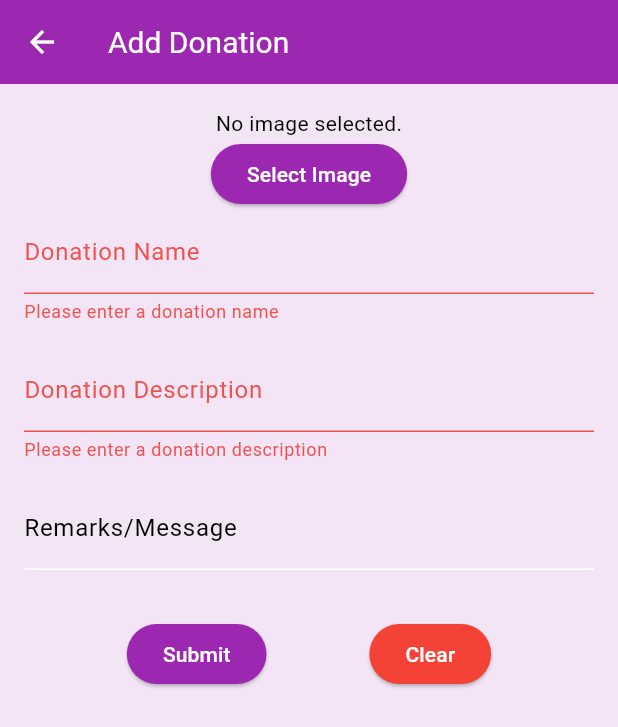
After one commit to ICS-CMSC-23/Elbi-Donation-System, a Flutter app: the AddDonation screen opened by its route, after a tap on "Submit", on a phone screen of 412 x 824 dp. The commit adds this screen. Shown: the top 727 px of the screen. Run offline on Flutter 3.47's test engine with Material 3 defaults, Android fonts, the phone set to English and light mode, and no system bars; our stand-ins replace cloud_firestore, firebase_auth, firebase_core, image_picker; accounts and stored records are empty.

Commit message:
feat: add donation page

```diff
--- a/lib/main.dart
+++ b/lib/main.dart
@@ -7,6 +7,7 @@ import 'package:elbi_donation_system/providers/donation_provider.dart';
 import 'package:elbi_donation_system/providers/theme_provider.dart';
 import 'package:elbi_donation_system/providers/user_list_provider.dart';
 import 'package:elbi_donation_system/providers/user_provider.dart';
+import 'package:elbi_donation_system/screens/add_donation.dart';
 import 'package:elbi_donation_system/screens/admin_home_page.dart';
 import 'package:elbi_donation_system/screens/donation_drive_list_page.dart';
 import 'package:elbi_donation_system/screens/donor_home_page.dart';
@@ -29,7 +30,7 @@ import 'package:flutter/material.dart';
 import "package:provider/provider.dart";
 import 'package:firebase_core/firebase_core.dart';
 import 'firebase_options.dart';
-import 'screens/add_donation.dart';
+import 'screens/add_donation_drive.dart';
 
 // necessary packages for firebase integration
 // flutter pub add firebase_core
@@ -86,7 +87,8 @@ class MyApp extends StatelessWidget {
         '/donor-list-page': (context) => const DonorListPage(),
         '/donation-list-page': (context) => const DonationListPage(),
         '/donation-drive-list-page': (context) => const DonationDriveListPage(),
-        '/add-donation-drive': (context) => AddDonationDrive()
+        '/add-donation-drive': (context) => AddDonationDrive(),
+        '/add-donation': (context) => AddDonation()
       },
     );
   }
--- /dev/null
+++ b/lib/screens/add_donation.dart
@@ -0,0 +1,118 @@
+import 'package:flutter/material.dart';
+import 'package:image_picker/image_picker.dart';
+import 'dart:io';
+
+class AddDonation extends StatefulWidget {
+  @override
+  _AddDonationState createState() => _AddDonationState();
+}
+
+class _AddDonationState extends State<AddDonation> {
+  final _formKey = GlobalKey<FormState>();
+  final _nameController = TextEditingController();
+  final _descriptionController = TextEditingController();
+  final _remarksController = TextEditingController();
+  File? _image;
+
+  Future<void> _pickImage() async {
+    final picker = ImagePicker();
+    final pickedFile = await picker.pickImage(source: ImageSource.gallery);
+    setState(() {
+      if (pickedFile != null) {
+        _image = File(pickedFile.path);
+      } else {
+        print('No image selected.');
+      }
+    });
+  }
+
+  void _clearForm() {
+    _formKey.currentState?.reset();
+    _nameController.clear();
+    _descriptionController.clear();
+    _remarksController.clear();
+    setState(() {
+      _image = null;
+    });
+  }
+
+  void _submitForm() {
+    if (_formKey.currentState!.validate()) {
+      ScaffoldMessenger.of(context)
+          .showSnackBar(const SnackBar(content: Text('Donation Submitted')));
+      _clearForm();
+    }
+  }
+
+  @override
+  Widget build(BuildContext context) {
+    return Scaffold(
+      appBar: AppBar(
+        title: const Text('Add Donation'),
+      ),
+      body: Padding(
+        padding: const EdgeInsets.all(16.0),
+        child: Form(
+          key: _formKey,
+          child: SingleChildScrollView(
+            child: Column(
+              children: <Widget>[
+                _image == null
+                    ? const Text('No image selected.')
+                    : Image.file(_image!, height: 200),
+                ElevatedButton(
+                  onPressed: _pickImage,
+                  child: const Text('Select Image'),
+                ),
+                TextFormField(
+                  controller: _nameController,
+                  decoration: const InputDecoration(labelText: 'Donation Name'),
+                  validator: (value) {
+                    if (value!.isEmpty) {
+                      return 'Please enter a donation name';
+                    }
+                    return null;
+                  },
+                ),
+                const SizedBox(height: 16.0),
+                TextFormField(
+                  controller: _descriptionController,
+                  decoration:
+                      const InputDecoration(labelText: 'Donation Description'),
+                  validator: (value) {
+                    if (value!.isEmpty) {
+                      return 'Please enter a donation description';
+                    }
+                    return null;
+                  },
+                ),
+                const SizedBox(height: 16.0),
+                TextFormField(
+                  controller: _remarksController,
+                  decoration:
+                      const InputDecoration(labelText: 'Remarks/Message'),
+                ),
+                const SizedBox(height: 32.0),
+                Row(
+                  mainAxisAlignment: MainAxisAlignment.spaceEvenly,
+                  children: <Widget>[
+                    ElevatedButton(
+                      onPressed: _submitForm,
+                      child: const Text('Submit'),
+                    ),
+                    ElevatedButton(
+                      onPressed: _clearForm,
+                      style:
+                          ElevatedButton.styleFrom(backgroundColor: Colors.red),
+                      child: const Text('Clear'),
+                    ),
+                  ],
+                ),
+              ],
+            ),
+          ),
+        ),
+      ),
+    );
+  }
+}
--- a/lib/screens/donation_drive_details_page.dart
+++ b/lib/screens/donation_drive_details_page.dart
@@ -74,7 +74,12 @@ class _DonationDriveDetailsState extends State<DonationDriveDetails> {
         mainAxisAlignment: MainAxisAlignment.end,
         children: [
           TextButton.icon(
-            onPressed: () {},
+            onPressed: () {
+              Navigator.pushNamed(
+                context,
+                "/add-donation",
+              );
+            },
             icon: const Icon(Icons.add),
             label: const Text("Add Donation"),
             style: ButtonStyle(
--- a/lib/screens/sign_up_page.dart
+++ b/lib/screens/sign_up_page.dart
@@ -43,6 +43,7 @@ class _SignUpPageState extends State<SignUpPage> {
     _formKey.currentState?.reset();
     nameController.clear();
     userNameController.clear();
+    emailController.clear();
     passwordController.clear();
     addressController.clear();
     contactNumberController.clear();
```
